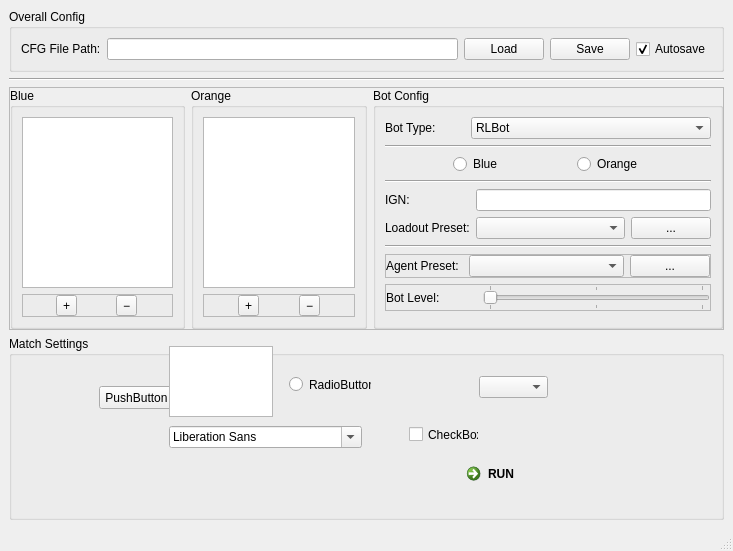
This is RLBotFramework/gui/qt_gui/qt_gui.ui in RLBot/RLBot as Qt 5 draws it before an edit. The edited form follows.
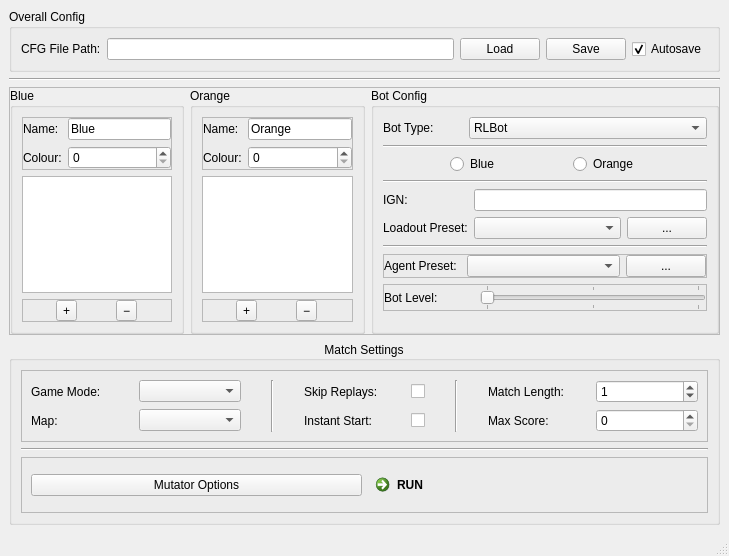
This is the edited form.

```diff
--- a/RLBotFramework/gui/qt_gui/qt_gui.ui
+++ b/RLBotFramework/gui/qt_gui/qt_gui.ui
@@ -6,15 +6,15 @@
    <rect>
     <x>0</x>
     <y>0</y>
-    <width>733</width>
-    <height>551</height>
+    <width>729</width>
+    <height>556</height>
    </rect>
   </property>
   <property name="windowTitle">
    <string>RLBot</string>
   </property>
   <widget class="QWidget" name="centralwidget">
-   <layout class="QVBoxLayout" name="verticalLayout_4" stretch="0,0,1,1">
+   <layout class="QVBoxLayout" name="verticalLayout_4" stretch="0,0,1,0">
     <item>
      <widget class="QGroupBox" name="groupBox_5">
       <property name="title">
@@ -104,6 +104,54 @@
           <string>Blue</string>
          </property>
          <layout class="QVBoxLayout" name="verticalLayout">
+          <item>
+           <widget class="QFrame" name="frame_9">
+            <property name="frameShape">
+             <enum>QFrame::StyledPanel</enum>
+            </property>
+            <property name="frameShadow">
+             <enum>QFrame::Raised</enum>
+            </property>
+            <layout class="QGridLayout" name="gridLayout_4">
+             <property name="leftMargin">
+              <number>0</number>
+             </property>
+             <property name="topMargin">
+              <number>0</number>
+             </property>
+             <property name="rightMargin">
+              <number>0</number>
+             </property>
+             <property name="bottomMargin">
+              <number>0</number>
+             </property>
+             <item row="0" column="0">
+              <widget class="QLabel" name="label_17">
+               <property name="text">
+                <string>Name:</string>
+               </property>
+              </widget>
+             </item>
+             <item row="0" column="1">
+              <widget class="QLineEdit" name="lineEdit_2">
+               <property name="text">
+                <string>Blue</string>
+               </property>
+              </widget>
+             </item>
+             <item row="1" column="0">
+              <widget class="QLabel" name="label_18">
+               <property name="text">
+                <string>Colour:</string>
+               </property>
+              </widget>
+             </item>
+             <item row="1" column="1">
+              <widget class="QSpinBox" name="spinBox_5"/>
+             </item>
+            </layout>
+           </widget>
+          </item>
           <item>
            <widget class="QListWidget" name="blue_listwidget">
             <property name="dragDropMode">
@@ -176,6 +224,54 @@
           <string>Orange</string>
          </property>
          <layout class="QVBoxLayout" name="verticalLayout_2">
+          <item>
+           <widget class="QFrame" name="frame_10">
+            <property name="frameShape">
+             <enum>QFrame::StyledPanel</enum>
+            </property>
+            <property name="frameShadow">
+             <enum>QFrame::Raised</enum>
+            </property>
+            <layout class="QGridLayout" name="gridLayout_5">
+             <property name="leftMargin">
+              <number>0</number>
+             </property>
+             <property name="topMargin">
+              <number>0</number>
+             </property>
+             <property name="rightMargin">
+              <number>0</number>
+             </property>
+             <property name="bottomMargin">
+              <number>0</number>
+             </property>
+             <item row="0" column="0">
+              <widget class="QLabel" name="label_19">
+               <property name="text">
+                <string>Name:</string>
+               </property>
+              </widget>
+             </item>
+             <item row="0" column="1">
+              <widget class="QLineEdit" name="lineEdit_4">
+               <property name="text">
+                <string>Orange</string>
+               </property>
+              </widget>
+             </item>
+             <item row="1" column="0">
+              <widget class="QLabel" name="label_20">
+               <property name="text">
+                <string>Colour:</string>
+               </property>
+              </widget>
+             </item>
+             <item row="1" column="1">
+              <widget class="QSpinBox" name="spinBox_6"/>
+             </item>
+            </layout>
+           </widget>
+          </item>
           <item>
            <widget class="QListWidget" name="orange_listwidget">
             <property name="dragDropMode">
@@ -578,88 +674,160 @@
       <property name="title">
        <string>Match Settings</string>
       </property>
-      <widget class="QPushButton" name="pushButton">
-       <property name="geometry">
-        <rect>
-         <x>90</x>
-         <y>50</y>
-         <width>75</width>
-         <height>23</height>
-        </rect>
-       </property>
-       <property name="text">
-        <string>PushButton</string>
-       </property>
-      </widget>
-      <widget class="QRadioButton" name="radioButton">
-       <property name="geometry">
-        <rect>
-         <x>280</x>
-         <y>40</y>
-         <width>82</width>
-         <height>17</height>
-        </rect>
-       </property>
-       <property name="text">
-        <string>RadioButton</string>
-       </property>
-      </widget>
-      <widget class="QCheckBox" name="checkBox">
-       <property name="geometry">
-        <rect>
-         <x>400</x>
-         <y>90</y>
-         <width>70</width>
-         <height>17</height>
-        </rect>
-       </property>
-       <property name="text">
-        <string>CheckBox</string>
-       </property>
-      </widget>
-      <widget class="QComboBox" name="comboBox">
-       <property name="geometry">
-        <rect>
-         <x>470</x>
-         <y>40</y>
-         <width>69</width>
-         <height>22</height>
-        </rect>
-       </property>
-      </widget>
-      <widget class="QFontComboBox" name="fontComboBox">
-       <property name="geometry">
-        <rect>
-         <x>160</x>
-         <y>90</y>
-         <width>193</width>
-         <height>22</height>
-        </rect>
-       </property>
-      </widget>
-      <widget class="QTextEdit" name="textEdit">
-       <property name="geometry">
-        <rect>
-         <x>160</x>
-         <y>10</y>
-         <width>104</width>
-         <height>71</height>
-        </rect>
-       </property>
-      </widget>
-      <widget class="QCommandLinkButton" name="commandLinkButton">
-       <property name="geometry">
-        <rect>
-         <x>450</x>
-         <y>120</y>
-         <width>185</width>
-         <height>41</height>
-        </rect>
-       </property>
-       <property name="text">
-        <string>RUN</string>
-       </property>
-      </widget>
+      <property name="alignment">
+       <set>Qt::AlignCenter</set>
+      </property>
+      <layout class="QVBoxLayout" name="verticalLayout_5">
+       <item>
+        <widget class="QFrame" name="frame_7">
+         <property name="frameShape">
+          <enum>QFrame::StyledPanel</enum>
+         </property>
+         <property name="frameShadow">
+          <enum>QFrame::Raised</enum>
+         </property>
+         <layout class="QGridLayout" name="gridLayout_3" columnstretch="2,2,1,2,2,1,2,2">
+          <item row="0" column="3">
+           <widget class="QLabel" name="label_13">
+            <property name="text">
+             <string>Skip Replays:</string>
+            </property>
+           </widget>
+          </item>
+          <item row="0" column="0">
+           <widget class="QLabel" name="label_11">
+            <property name="text">
+             <string>Game Mode:</string>
+            </property>
+           </widget>
+          </item>
+          <item row="0" column="1">
+           <widget class="QComboBox" name="comboBox"/>
+          </item>
+          <item row="0" column="2" rowspan="2">
+           <widget class="Line" name="line_6">
+            <property name="sizePolicy">
+             <sizepolicy hsizetype="Preferred" vsizetype="Minimum">
+              <horstretch>0</horstretch>
+              <verstretch>0</verstretch>
+             </sizepolicy>
+            </property>
+            <property name="orientation">
+             <enum>Qt::Vertical</enum>
+            </property>
+           </widget>
+          </item>
+          <item row="1" column="3">
+           <widget class="QLabel" name="label_14">
+            <property name="text">
+             <string>Instant Start:</string>
+            </property>
+           </widget>
+          </item>
+          <item row="0" column="6">
+           <widget class="QLabel" name="label_15">
+            <property name="text">
+             <string>Match Length:</string>
+            </property>
+           </widget>
+          </item>
+          <item row="1" column="6">
+           <widget class="QLabel" name="label_16">
+            <property name="text">
+             <string>Max Score:</string>
+            </property>
+           </widget>
+          </item>
+          <item row="1" column="7">
+           <widget class="QSpinBox" name="spinBox_3"/>
+          </item>
+          <item row="0" column="7">
+           <widget class="QSpinBox" name="spinBox_4">
+            <property name="value">
+             <number>1</number>
+            </property>
+           </widget>
+          </item>
+          <item row="0" column="4">
+           <widget class="QCheckBox" name="checkBox">
+            <property name="sizePolicy">
+             <sizepolicy hsizetype="Fixed" vsizetype="Fixed">
+              <horstretch>0</horstretch>
+              <verstretch>0</verstretch>
+             </sizepolicy>
+            </property>
+           </widget>
+          </item>
+          <item row="1" column="0">
+           <widget class="QLabel" name="label_12">
+            <property name="text">
+             <string>Map:</string>
+            </property>
+           </widget>
+          </item>
+          <item row="1" column="4">
+           <widget class="QCheckBox" name="checkBox_2">
+            <property name="sizePolicy">
+             <sizepolicy hsizetype="Fixed" vsizetype="Fixed">
+              <horstretch>0</horstretch>
+              <verstretch>0</verstretch>
+             </sizepolicy>
+            </property>
+           </widget>
+          </item>
+          <item row="1" column="1">
+           <widget class="QComboBox" name="comboBox_2"/>
+          </item>
+          <item row="0" column="5" rowspan="2">
+           <widget class="Line" name="line_7">
+            <property name="sizePolicy">
+             <sizepolicy hsizetype="Preferred" vsizetype="Minimum">
+              <horstretch>0</horstretch>
+              <verstretch>0</verstretch>
+             </sizepolicy>
+            </property>
+            <property name="orientation">
+             <enum>Qt::Vertical</enum>
+            </property>
+           </widget>
+          </item>
+         </layout>
+        </widget>
+       </item>
+       <item>
+        <widget class="Line" name="line_8">
+         <property name="orientation">
+          <enum>Qt::Horizontal</enum>
+         </property>
+        </widget>
+       </item>
+       <item>
+        <widget class="QFrame" name="frame_8">
+         <property name="frameShape">
+          <enum>QFrame::StyledPanel</enum>
+         </property>
+         <property name="frameShadow">
+          <enum>QFrame::Raised</enum>
+         </property>
+         <layout class="QHBoxLayout" name="horizontalLayout_10">
+          <item>
+           <widget class="QPushButton" name="pushButton">
+            <property name="text">
+             <string>Mutator Options</string>
+            </property>
+           </widget>
+          </item>
+          <item>
+           <widget class="QCommandLinkButton" name="commandLinkButton">
+            <property name="text">
+             <string>RUN</string>
+            </property>
+           </widget>
+          </item>
+         </layout>
+        </widget>
+       </item>
+      </layout>
      </widget>
     </item>
    </layout>
@@ -669,7 +837,7 @@
     <rect>
      <x>0</x>
      <y>0</y>
-     <width>733</width>
+     <width>729</width>
      <height>21</height>
     </rect>
    </property>
```
